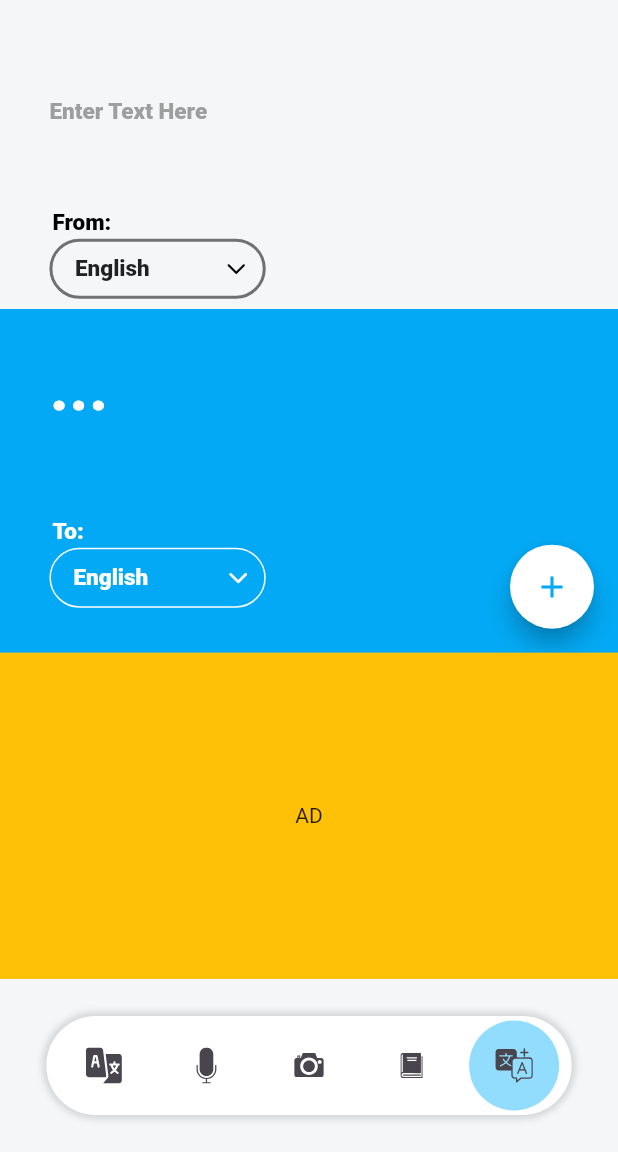
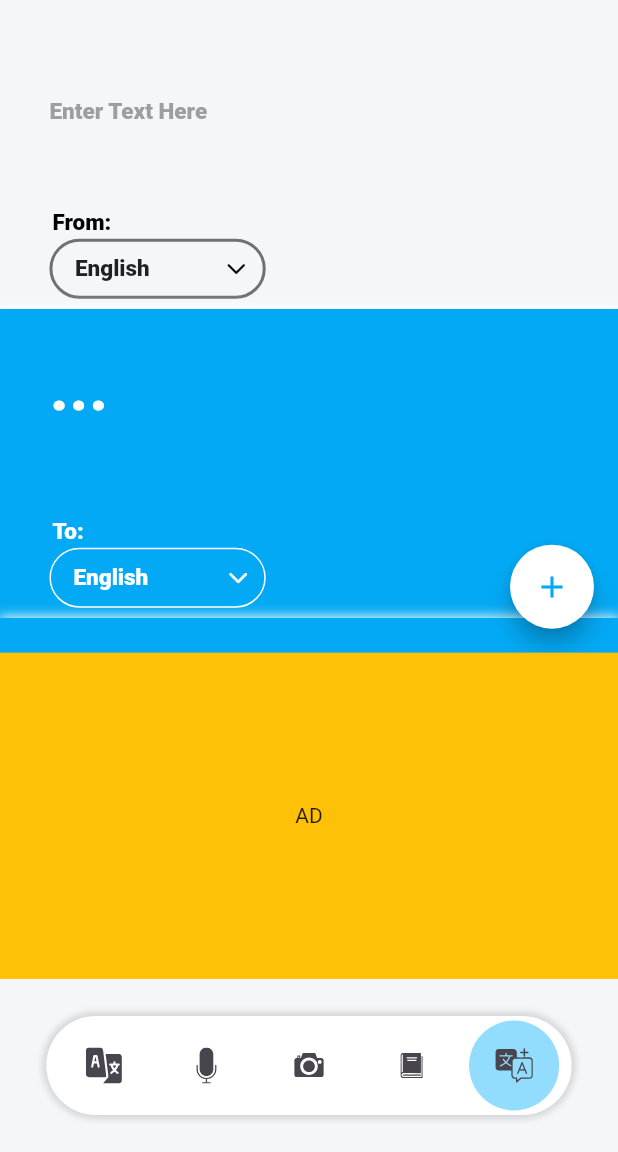
Before and after one commit to sharyer-Ilyas-Khan/Multi_Translator, a Flutter app: the screen it shows after launch, item 5 of the bottom bar chosen, after a tap on the "add" icon, on a phone screen of 412 x 824 dp, the part 84-1236 px from its top. Run offline on Flutter 3.47's test engine with Material 2 defaults, Android fonts, the phone set to English and light mode, and no system bars; our stand-ins replace flutter_svg, get; Roboto replaces fonts that are missing (robor).

Commit message:
animation done

```diff
--- a/lib/app/modules/dashboard/views/bottom_nav_buttons.dart
+++ b/lib/app/modules/dashboard/views/bottom_nav_buttons.dart
@@ -3,6 +3,10 @@ import 'package:flutter_svg/flutter_svg.dart';
 import 'package:get/get.dart';
 import 'package:translator/app/data/color_code.dart';
 import 'package:translator/app/modules/dashboard/controllers/dashboard_controller.dart';
+import 'package:translator/app/modules/multi_translator/controllers/multi_translator_controller.dart';
+
+import '../../multi_translator/views/from_text_area.dart';
+import '../../multi_translator/views/to_text_area.dart';
 class BottomNavButtons extends StatelessWidget {
   final icon;
   final index;
@@ -11,9 +15,14 @@ class BottomNavButtons extends StatelessWidget {
   @override
   Widget build(BuildContext context) {
     DashboardController controller=Get.put(DashboardController());
+    MultiTranslatorController multiTranslatorController=Get.put(MultiTranslatorController());
     return  InkWell(
         onTap: (){
+          if(index==4){
+            multiTranslatorController.clearList();
+          }
             controller.selectedOption(index);
+
         },
         child: Obx(()=> Container(
             height:60,
--- a/lib/app/modules/multi_translator/controllers/multi_translator_controller.dart
+++ b/lib/app/modules/multi_translator/controllers/multi_translator_controller.dart
@@ -5,12 +5,20 @@ import 'package:translator/app/modules/multi_translator/views/to_text_area.dart'
 
 class MultiTranslatorController extends GetxController {
   //TODO: Implement MultiTranslatorController
-   final RxList listOfWidget=[FromTextArea(),ToTextArea(id:1,)].obs;
-   final RxList listOfPrefix=["en","en"].obs;
-   final RxList listOfLang=["English","English"].obs;
-   final RxList listOfTranslation=["...","..."].obs;
+    RxList listOfWidget=[FromTextArea(),ToTextArea(id:1,)].obs;
+    RxList listOfPrefix=["en","en"].obs;
+    RxList listOfLang=["English","English"].obs;
+    RxList listOfTranslation=["...","..."].obs;
    Rx<String> translatedText="...".obs;
    String textContent='';
+
+
+   void clearList(){
+     listOfPrefix=["en","en"].obs;
+     listOfTranslation=["...","..."].obs;
+     listOfLang=["English","English"].obs;
+     listOfWidget=[FromTextArea(),ToTextArea(id:1,)].obs;
+   }
   @override
   void onInit() {
 
--- a/lib/app/modules/multi_translator/views/multi_translator_view.dart
+++ b/lib/app/modules/multi_translator/views/multi_translator_view.dart
@@ -9,10 +9,12 @@ import '../controllers/multi_translator_controller.dart';
 
 class MultiTranslatorView extends GetView<MultiTranslatorController> {
    MultiTranslatorView({Key? key}) : super(key: key);
+   late ScrollController scrollController;
   @override
   Widget build(BuildContext context) {
+    scrollController=ScrollController(initialScrollOffset: 0.0);
     MultiTranslatorController controller=Get.put(MultiTranslatorController());
-    return Scaffold(
+   return Scaffold(
         resizeToAvoidBottomInset: false,
       floatingActionButton: FloatingActionButton(
         onPressed: (){
@@ -20,7 +22,7 @@ class MultiTranslatorView extends GetView<MultiTranslatorController> {
           controller.addLang();
           controller.addIntoTranslation();
           controller.addIntoList();
-
+          scrollController.animateTo(scrollController.position.maxScrollExtent, duration: Duration(milliseconds: 200), curve: Curves.easeOut);
 
         },
         backgroundColor: Colors.white,
@@ -32,6 +34,7 @@ class MultiTranslatorView extends GetView<MultiTranslatorController> {
       body:Obx(
             ()=>ListView.builder(
             itemCount:controller.listOfWidget.length,
+            controller: scrollController,
             itemBuilder: (_,index){
               return controller.listOfWidget.value[index];
 
--- a/lib/app/modules/multi_translator/views/to_text_area.dart
+++ b/lib/app/modules/multi_translator/views/to_text_area.dart
@@ -17,7 +17,17 @@ class ToTextArea extends StatelessWidget {
     return  Container(
       height: Get.height*0.25,
       width: Get.width,
-      color: AppColors.primaryColor,
+
+      decoration: const BoxDecoration(
+        color: AppColors.primaryColor,
+        boxShadow: [
+          BoxShadow(
+            color: Colors.white,
+            spreadRadius: 1,
+            blurRadius: 6
+          )
+        ]
+      ),
       child: Padding(
         padding:  EdgeInsets.only(left: Get.width*0.08,top: 30),
         child: Column(
```
